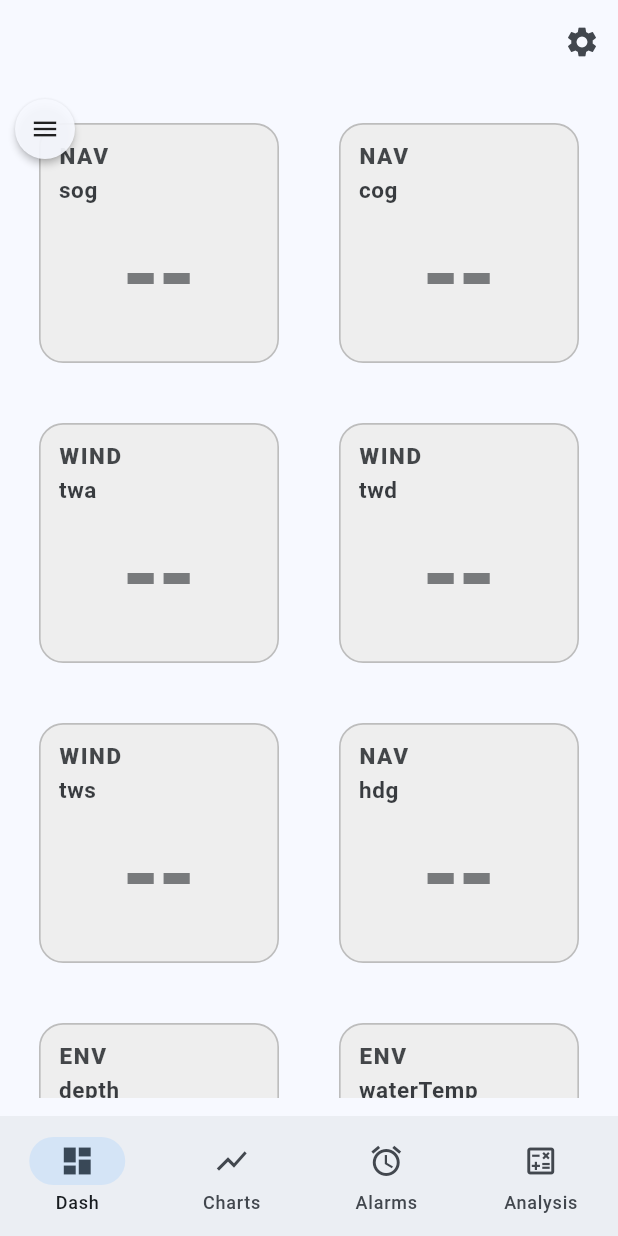
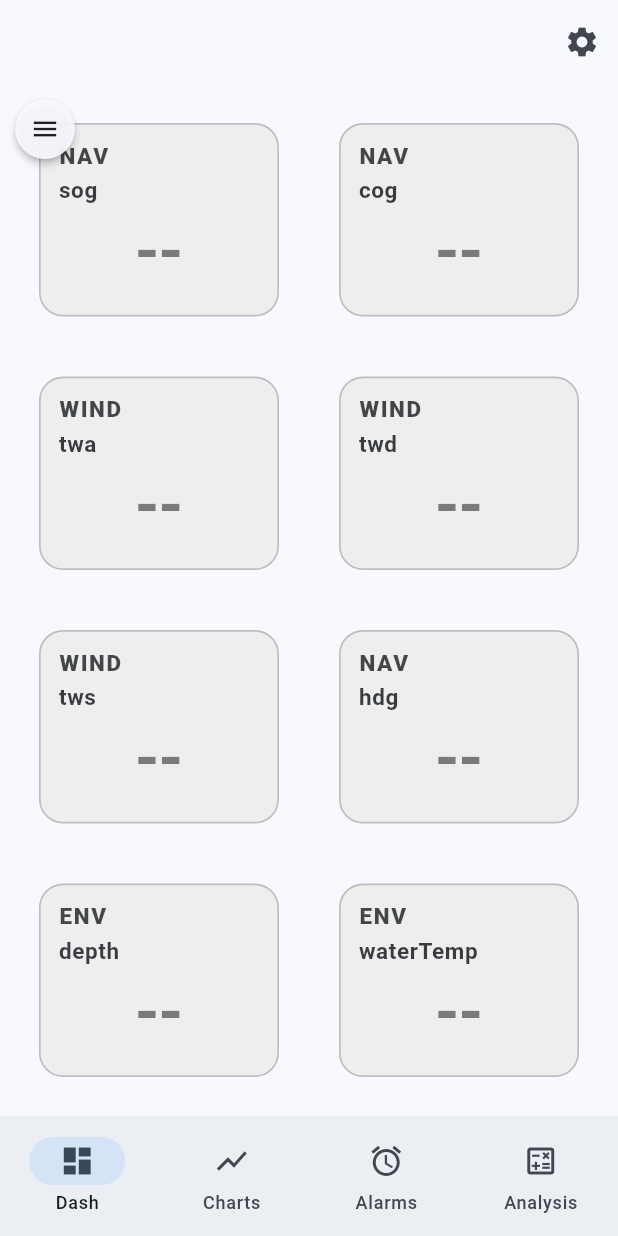
Before and after one commit to Fefe29/app, a Flutter app: the first screen one second after launch, on a phone screen of 412 x 824 dp. Run offline on Flutter 3.47's test engine with Material 3 defaults, Android fonts, the light colour scheme and no system bars; our stand-ins replace fl_chart, flutter_riverpod, go_router, shared_preferences; missing offline and left inert: window_manager.

Commit message:
V30, dashboard

```diff
--- a/Logiciel/Front-End/app/lib/features/dashboard/presentation/pages/dashboard_page.dart
+++ b/Logiciel/Front-End/app/lib/features/dashboard/presentation/pages/dashboard_page.dart
@@ -53,18 +53,33 @@ class DashboardPage extends ConsumerWidget {
                     ),
                   );
                 }
+                // On calcule la grille de manière à ce que toutes les tuiles rentrent
+                const padding = 12.0;
+                const spacing = 12.0;
+                final contentWidth = max(0.0, c.maxWidth - 2 * padding);
+                final contentHeight = max(0.0, c.maxHeight - 2 * padding);
+                final rows = (keys.length + cols - 1) ~/ cols; // ceil
+                final tileWidth = cols > 0 ? (contentWidth - (cols - 1) * spacing) / cols : contentWidth;
+                final tileHeight = rows > 0 ? (contentHeight - (rows - 1) * spacing) / rows : contentHeight;
+                final childAspectRatio = tileWidth > 0 && tileHeight > 0 ? tileWidth / tileHeight : 1.0;
+
                 return Padding(
-                  padding: const EdgeInsets.all(12),
+                  padding: const EdgeInsets.all(padding),
+                  child: SizedBox(
+                    height: c.maxHeight - 2 * padding,
                     child: GridView.builder(
+                      physics: const NeverScrollableScrollPhysics(),
                       itemCount: keys.length,
                       gridDelegate: SliverGridDelegateWithFixedCrossAxisCount(
                         crossAxisCount: cols,
-                      mainAxisSpacing: 12,
-                      crossAxisSpacing: 12,
+                        mainAxisSpacing: spacing,
+                        crossAxisSpacing: spacing,
+                        childAspectRatio: childAspectRatio,
                       ),
                       itemBuilder: (_, i) => MetricTile(
-                      key: ValueKey(keys[i]),   // identité stable => moins de clignotements
+                        key: ValueKey(keys[i]), // identité stable => moins de clignotements
                         metricKey: keys[i],
+                      ),
                     ),
                   ),
                 );
```
Also changed, not shown: Logiciel/Front-End/app/lib/features/charts/presentation/pages/chart_page.dart (+1 -7 lines), Logiciel/Front-End/app/lib/features/charts/presentation/widgets/course_canvas.dart (+15 -9 lines). Lines whose indentation alone changed are shown as unchanged.
